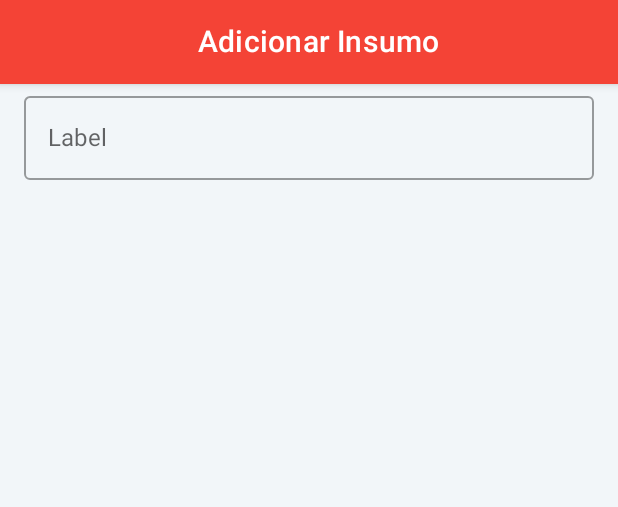
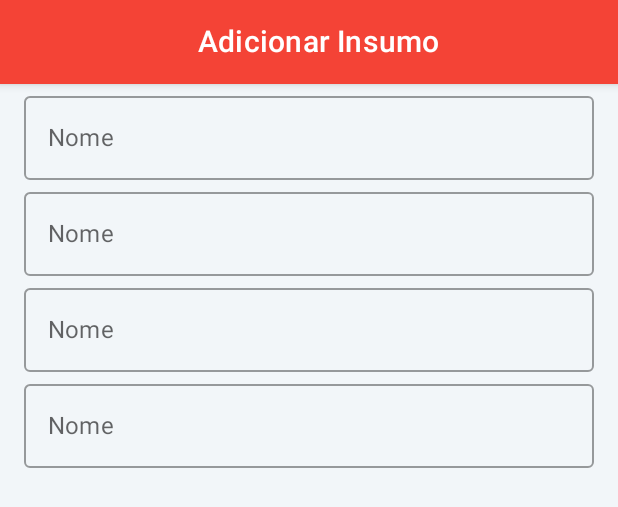
Before and after one commit to jvsena42/baking_calculator, an Android app built with Jetpack Compose: the @Preview function Preview, on a phone screen of 412 x 824 dp. Shown: the top 507 px of the screen. Run offline under Robolectric (Android 15) with nearby library versions, the phone set to English and light mode, and no system bars.

Commit message:
feat: text fields wip

```diff
--- a/app/src/main/java/com/bulletapps/candypricer/presentation/ui/scenes/main/addSupply/SreenAddSupply.kt
+++ b/app/src/main/java/com/bulletapps/candypricer/presentation/ui/scenes/main/addSupply/SreenAddSupply.kt
@@ -50,10 +50,34 @@ fun Screen() {
             OutlinedTextField(
                 value = "",
                 onValueChange = {  },
-                label = { Text("Label") },
+                placeholder = { Text(stringResource(R.string.cocoa_powder)) },
+                label = { Text(stringResource(R.string.name)) },
                 modifier = Modifier.padding(horizontal = 16.dp).fillMaxWidth()
             )
 
+            OutlinedTextField(
+                value = "",
+                onValueChange = {  },
+                placeholder = { Text(stringResource(R.string.cocoa_powder)) },
+                label = { Text(stringResource(R.string.name)) },
+                modifier = Modifier.padding(horizontal = 16.dp).fillMaxWidth()
+            )
+
+            OutlinedTextField(
+                value = "",
+                onValueChange = {  },
+                placeholder = { Text(stringResource(R.string.cocoa_powder)) },
+                label = { Text(stringResource(R.string.name)) },
+                modifier = Modifier.padding(horizontal = 16.dp).fillMaxWidth()
+            )
+
+            OutlinedTextField(
+                value = "",
+                onValueChange = {  },
+                placeholder = { Text(stringResource(R.string.cocoa_powder)) },
+                label = { Text(stringResource(R.string.name)) },
+                modifier = Modifier.padding(horizontal = 16.dp).fillMaxWidth()
+            )
         }
     }
 }
--- a/app/src/main/res/values/strings.xml
+++ b/app/src/main/res/values/strings.xml
@@ -10,4 +10,6 @@
     <string name="cost_label">Custo: </string>
     <string name="back">Voltar</string>
     <string name="add_supply">Adicionar Insumo</string>
+    <string name="name">Nome</string>
+    <string name="cocoa_powder">Cacau em pó</string>
 </resources>
```
